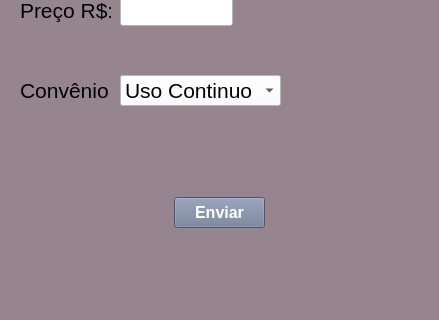
This is AlgoritmoEProgII/AlgoProgII_trabalho_final/formulario.ui in rodrigoosantoss/Faculdade as Qt 5 draws it before an edit; both pictures show x 0 to 439 and y 175 to 495 of the 439 by 495 pixel window. The edited form follows.
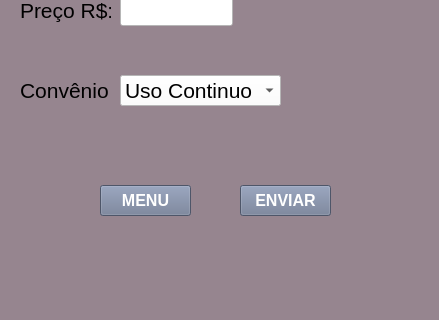
This is the edited form.

Commit message: Adicionado 2a tela - ainda nao OO

```diff
--- a/AlgoritmoEProgII/AlgoProgII_trabalho_final/formulario.ui
+++ b/AlgoritmoEProgII/AlgoProgII_trabalho_final/formulario.ui
@@ -183,8 +183,8 @@
    <widget class="QPushButton" name="pushButton">
     <property name="geometry">
      <rect>
-      <x>174</x>
-      <y>372</y>
+      <x>240</x>
+      <y>360</y>
       <width>91</width>
       <height>31</height>
      </rect>
@@ -201,7 +201,31 @@
 color: rgb(255, 255, 255);</string>
     </property>
     <property name="text">
-     <string>Enviar</string>
+     <string>ENVIAR</string>
+    </property>
+   </widget>
+   <widget class="QPushButton" name="pushButton_2">
+    <property name="geometry">
+     <rect>
+      <x>100</x>
+      <y>360</y>
+      <width>91</width>
+      <height>31</height>
+     </rect>
+    </property>
+    <property name="font">
+     <font>
+      <pointsize>12</pointsize>
+      <weight>75</weight>
+      <bold>true</bold>
+     </font>
+    </property>
+    <property name="styleSheet">
+     <string notr="true">background-color: rgb(109, 121, 147);
+color: rgb(255, 255, 255);</string>
+    </property>
+    <property name="text">
+     <string>MENU</string>
     </property>
    </widget>
   </widget>
```
The commit also changes 7 other files.
